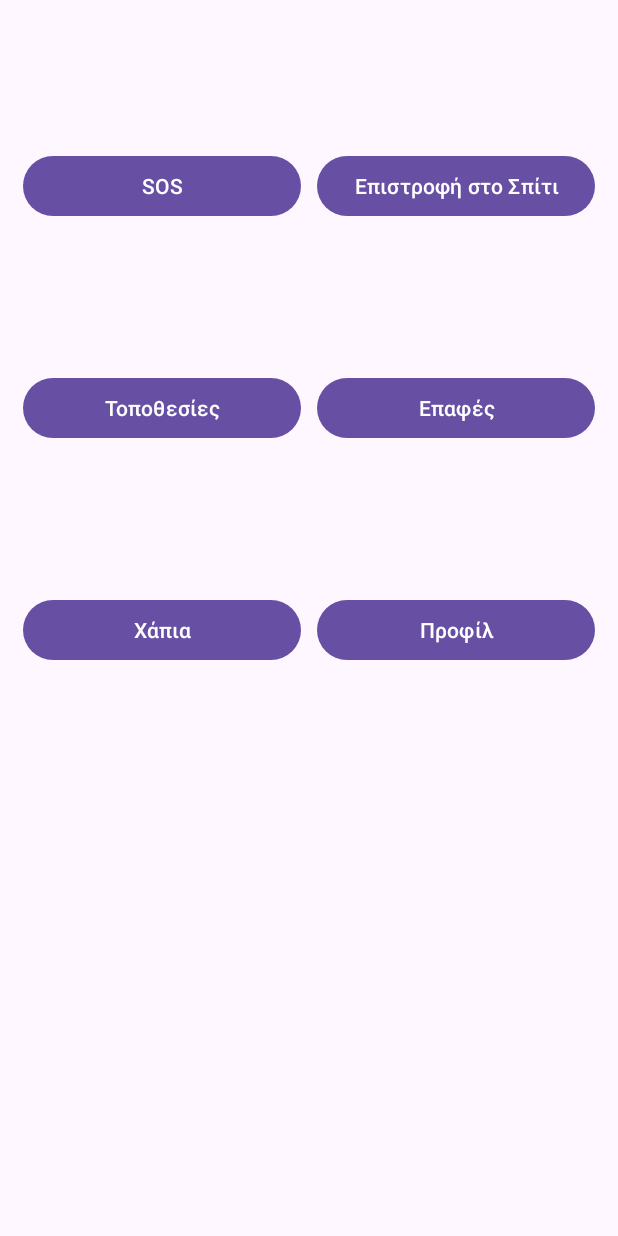
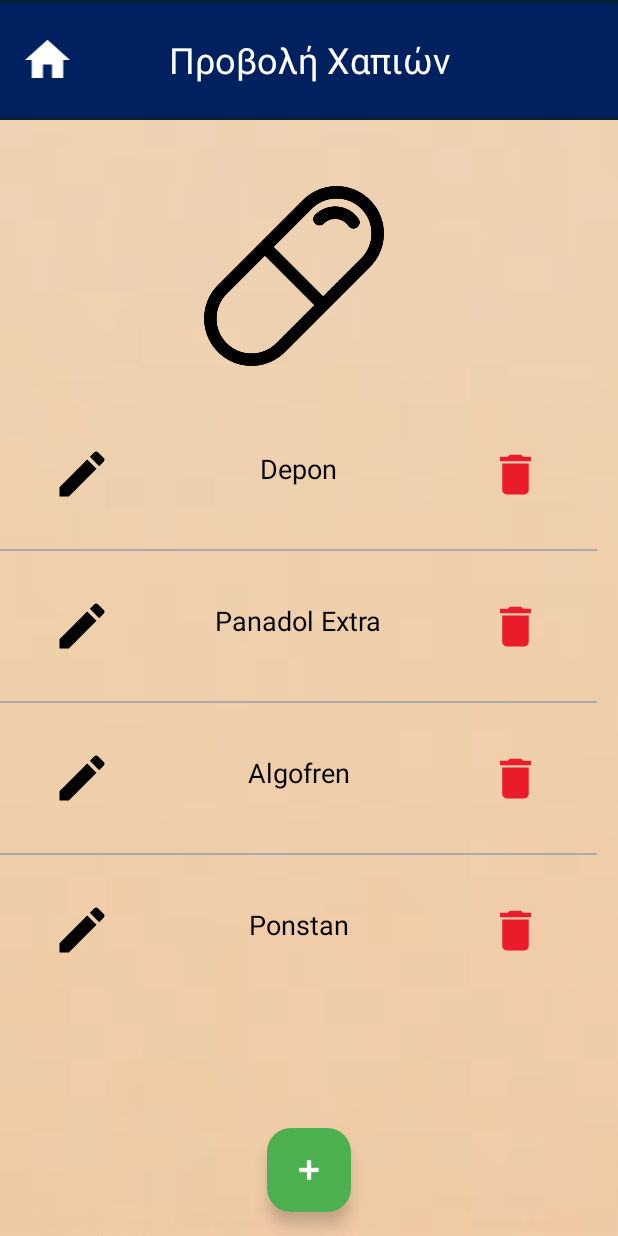
Before and after one commit to giwrgosor/HCI-HealthUp, an Android app: the MainMenuActivity screen opened directly, with no data from a screen before it, after a tap on "Χάπια", on a phone screen of 412 x 824 dp. Run offline under Robolectric (Android 15) with nearby library versions, the phone set to English and light mode, and no system bars.

Commit message:
display and delete pills

```diff
--- a/app/src/main/java/com/example/healthup/MainMenuActivity.java
+++ b/app/src/main/java/com/example/healthup/MainMenuActivity.java
@@ -10,6 +10,7 @@
 import com.example.healthup.Contacts.ContactsActivity;
 import com.example.healthup.Locations.LocationsActivity;
 import com.example.healthup.MemoryDAO.MemoryInitializer;
+import com.example.healthup.Pills.DisplayPillsActivity;
 import com.example.healthup.dao.Initializer;
 
 public class MainMenuActivity extends AppCompatActivity {
@@ -72,8 +73,9 @@
 
         pills_btn.setOnClickListener(new View.OnClickListener() {
             @Override
-            public void onClick(View view) {
-
+            public void onClick(View view) { // προσωρινα για να δω οτι δουλευει
+                Intent intent = new Intent(MainMenuActivity.this, DisplayPillsActivity.class);
+                startActivity(intent);
             }
         });
 
--- a/app/src/main/java/com/example/healthup/MemoryDAO/MemoryInitializer.java
+++ b/app/src/main/java/com/example/healthup/MemoryDAO/MemoryInitializer.java
@@ -3,16 +3,15 @@
 import com.example.healthup.dao.ContactsDAO;
 import com.example.healthup.dao.Initializer;
 import com.example.healthup.dao.LocationDAO;
+import com.example.healthup.dao.PillsDAO;
 import com.example.healthup.domain.Contact;
 import com.example.healthup.domain.Location;
+import com.example.healthup.domain.Pill;
 
 public class MemoryInitializer extends Initializer {
 
     @Override
     protected void eraseData() {
-//        for(Example example : getExampleDAO().findAll()){
-//              getExampleDAO().delete(example); }
-
         for(Location location: getLocationDAO().findAll()){
             getLocationDAO().delete(location);
         }
@@ -21,17 +20,22 @@
             getContactsDAO().delete(contact);
         }
 
+        for(Pill pill: getPillsDAO().findAll()){
+            getPillsDAO().delete(pill);
+        }
     }
 
-//    public ExampleDAO getExampleDAO(){
-//          return new ExampleMemoryDAO();}
-
+    @Override
     public LocationDAO getLocationDAO(){
         return new LocationMemoryDAO();
     }
 
+    @Override
     public ContactsDAO getContactsDAO(){
         return new ContactsMemoryDAO();
     }
 
+    public PillsDAO getPillsDAO(){
+        return new PillsMemoryDAO();
+    }
 }
--- /dev/null
+++ b/app/src/main/java/com/example/healthup/MemoryDAO/PillsMemoryDAO.java
@@ -0,0 +1,46 @@
+package com.example.healthup.MemoryDAO;
+
+import com.example.healthup.dao.PillsDAO;
+import com.example.healthup.domain.Pill;
+
+import java.util.ArrayList;
+
+public class PillsMemoryDAO implements PillsDAO {
+
+    protected static ArrayList<Pill> pills = new ArrayList<>();
+
+    @Override
+    public void save(Pill pill) {
+        pills.add(pill);
+    }
+
+    @Override
+    public void delete(Pill pill) {
+        pills.remove(pill);
+    }
+
+    @Override
+    public void editPill(Pill oldPill, Pill newPill) {
+        for (Pill p : pills) {
+            if (p.equals(oldPill)) {
+                p.changePillData(newPill);
+                break;
+            }
+        }
+    }
+
+    @Override
+    public ArrayList<Pill> findAll() {
+        return new ArrayList<>(pills);
+    }
+
+    @Override
+    public Pill findById(int id) {
+        for (Pill pill : pills) {
+            if (pill.getId() == id) {
+                return pill;
+            }
+        }
+        return null;
+    }
+}
--- a/app/src/main/java/com/example/healthup/Pills/DisplayPillsActivity.java
+++ b/app/src/main/java/com/example/healthup/Pills/DisplayPillsActivity.java
@@ -1,20 +1,79 @@
 package com.example.healthup.Pills;
 
+import android.content.Intent;
 import android.os.Bundle;
+import android.view.View;
+import android.widget.ImageView;
 
-import androidx.activity.EdgeToEdge;
 import androidx.appcompat.app.AppCompatActivity;
-import androidx.core.graphics.Insets;
-import androidx.core.view.ViewCompat;
-import androidx.core.view.WindowInsetsCompat;
+import androidx.recyclerview.widget.LinearLayoutManager;
+import androidx.recyclerview.widget.RecyclerView;
 
+import com.example.healthup.MainMenuActivity;
+import com.example.healthup.MemoryDAO.PillsMemoryDAO;
 import com.example.healthup.R;
+import com.example.healthup.dao.PillsDAO;
+import com.example.healthup.domain.Pill;
+import com.google.android.material.floatingactionbutton.FloatingActionButton;
+
+import java.util.List;
 
 public class DisplayPillsActivity extends AppCompatActivity {
+
+    private FloatingActionButton btn_addPill;
+    private ImageView btn_homePill;
+
+    private RecyclerView recyclerView;
+    private List<Pill> pillList;
+    private PillsRecyclerViewAdapter adapter;
+
+    private PillsDAO pillsDAO;
+    private Pill pill;
 
     @Override
     protected void onCreate(Bundle savedInstanceState) {
         super.onCreate(savedInstanceState);
         setContentView(R.layout.activity_display_pills);
+
+        btn_addPill = findViewById(R.id.addPillIcon);
+        btn_homePill = findViewById(R.id.homePill);
+
+        recyclerView = findViewById(R.id.pillsRecyclerView);
+        recyclerView.setLayoutManager(new LinearLayoutManager(this));
+
+        pillsDAO = new PillsMemoryDAO();
+        pillList = pillsDAO.findAll();
+
+        adapter = new PillsRecyclerViewAdapter(pillList, pillsDAO);
+        recyclerView.setAdapter(adapter);
+
+        int spacingPx = 32;
+        int grayColor = getResources().getColor(android.R.color.darker_gray);
+        recyclerView.addItemDecoration(new DividerItemDecoration(this, grayColor, spacingPx));
+
+
+        btn_addPill.setOnClickListener(new View.OnClickListener() {
+            @Override
+            public void onClick(View view) {
+                Intent intent = new Intent(DisplayPillsActivity.this, AddPillsActivity.class);
+                startActivity(intent);
+            }
+        });
+
+        btn_homePill.setOnClickListener(new View.OnClickListener() {
+            @Override
+            public void onClick(View view) {
+                Intent intent = new Intent(DisplayPillsActivity.this, MainMenuActivity.class);
+                startActivity(intent);
+            }
+        });
     }
+
+    protected void onResume() {
+        super.onResume();
+        pillList.clear();
+        pillList.addAll(pillsDAO.findAll());
+        adapter.notifyDataSetChanged();
+    }
+
 }
--- /dev/null
+++ b/app/src/main/java/com/example/healthup/Pills/DividerItemDecoration.java
@@ -0,0 +1,42 @@
+package com.example.healthup.Pills;
+
+import android.content.Context;
+import android.graphics.Canvas;
+import android.graphics.Paint;
+import android.graphics.Rect;
+import android.view.View;
+
+import androidx.annotation.NonNull;
+import androidx.recyclerview.widget.RecyclerView;
+
+public class DividerItemDecoration extends RecyclerView.ItemDecoration {
+
+    private final Paint paint;
+    private final int spacing;
+
+    public DividerItemDecoration(Context context, int color, int spacingPx) {
+        paint = new Paint();
+        paint.setColor(color);
+        paint.setStrokeWidth(2f);
+        this.spacing = spacingPx;
+    }
+
+    @Override
+    public void onDrawOver(@NonNull Canvas c, @NonNull RecyclerView parent, @NonNull RecyclerView.State state) {
+        int left = parent.getPaddingLeft();
+        int right = parent.getWidth() - parent.getPaddingRight();
+
+        int childCount = parent.getChildCount();
+        for (int i = 0; i < childCount - 1; i++) {
+            View child = parent.getChildAt(i);
+            float y = child.getBottom() + spacing / 2f;
+            c.drawLine(left, y, right, y, paint);
+        }
+    }
+
+    @Override
+    public void getItemOffsets(@NonNull Rect outRect, @NonNull View view,
+                               @NonNull RecyclerView parent, @NonNull RecyclerView.State state) {
+        outRect.bottom = spacing;
+    }
+}
--- /dev/null
+++ b/app/src/main/java/com/example/healthup/Pills/PillsRecyclerViewAdapter.java
@@ -0,0 +1,86 @@
+package com.example.healthup.Pills;
+
+import android.view.LayoutInflater;
+import android.view.View;
+import android.view.ViewGroup;
+import android.widget.ImageView;
+import android.widget.TextView;
+import android.widget.Toast;
+
+import androidx.appcompat.app.AlertDialog;
+
+import androidx.annotation.NonNull;
+import androidx.recyclerview.widget.RecyclerView;
+
+import com.example.healthup.R;
+import com.example.healthup.dao.PillsDAO;
+import com.example.healthup.domain.Pill;
+
+import java.util.List;
+
+public class PillsRecyclerViewAdapter extends RecyclerView.Adapter<PillsRecyclerViewAdapter.ViewHolder> {
+
+    private List<Pill> pills;
+    private PillsDAO pillsDAO;
+
+    public PillsRecyclerViewAdapter(List<Pill> pills, PillsDAO pillsDAO) {
+        this.pills = pills;
+        this.pillsDAO = pillsDAO;
+    }
+
+    public static class ViewHolder extends RecyclerView.ViewHolder {
+        TextView pillName;
+        ImageView pillListEdit, pillListDelete;
+
+        public ViewHolder(View itemView) {
+            super(itemView);
+            pillName = itemView.findViewById(R.id.pillListName);
+            pillListEdit = itemView.findViewById(R.id.pillListEdit);
+            pillListDelete = itemView.findViewById(R.id.pillListDelete);
+        }
+    }
+
+    @NonNull
+    @Override
+    public PillsRecyclerViewAdapter.ViewHolder onCreateViewHolder(@NonNull ViewGroup parent, int viewType) {
+        View view = LayoutInflater.from(parent.getContext())
+                .inflate(R.layout.pill_list_item, parent, false);
+        return new ViewHolder(view);
+    }
+
+    @Override
+    public void onBindViewHolder(@NonNull PillsRecyclerViewAdapter.ViewHolder holder, int position) {
+        Pill pill = pills.get(position);
+        holder.pillName.setText(pill.getName());
+
+        holder.pillListEdit.setOnClickListener(v -> {
+        });
+
+        holder.pillListDelete.setOnClickListener(v -> {
+            new AlertDialog.Builder(v.getContext())
+                    .setTitle("Επιβεβαίωση διαγραφής")
+                    .setMessage("Είστε σίγουρος ότι θέλετε να διαγράψετε το χάπι;")
+                    .setPositiveButton("Ναι", (dialog, which) -> {
+                        Pill pillToDelete = pills.get(position);
+                        pillsDAO.delete(pillToDelete);
+                        pills.remove(position);
+                        notifyItemRemoved(position);
+                        notifyItemRangeChanged(position, pills.size());
+                        Toast.makeText(v.getContext(), "Το χάπι διαγράφηκε", Toast.LENGTH_SHORT).show();
+                    })
+                    .setNegativeButton("Όχι", null)
+                    .show();
+        });
+
+    }
+
+    @Override
+    public int getItemCount() {
+        return pills.size();
+    }
+
+    public void updatePills(List<Pill> updatedList) {
+        this.pills = updatedList;
+        notifyDataSetChanged();
+    }
+}
--- a/app/src/main/java/com/example/healthup/dao/Initializer.java
+++ b/app/src/main/java/com/example/healthup/dao/Initializer.java
@@ -2,6 +2,7 @@
 
 import com.example.healthup.domain.Contact;
 import com.example.healthup.domain.Location;
+import com.example.healthup.domain.Pill;
 
 public abstract class Initializer {
     protected abstract void eraseData();
@@ -9,6 +10,7 @@
 //    public abstract ExampleDAO getExampleDAO();
     public abstract LocationDAO getLocationDAO();
     public abstract ContactsDAO getContactsDAO();
+    public abstract PillsDAO getPillsDAO();
 
 
     public void prepareData(){
@@ -29,6 +31,11 @@
         contactsDAO.save(new Contact("Ελένη", "6907777774"));
         contactsDAO.save(new Contact("Γιώργος", "6907777776"));
 
+        PillsDAO pillDAO = getPillsDAO();
+        pillDAO.save(new Pill("Depon"));
+        pillDAO.save(new Pill("Panadol Extra"));
+        pillDAO.save(new Pill("Algofren"));
+        pillDAO.save(new Pill("Ponstan"));
 
     }
 }
--- /dev/null
+++ b/app/src/main/java/com/example/healthup/dao/PillsDAO.java
@@ -0,0 +1,12 @@
+package com.example.healthup.dao;
+
+import com.example.healthup.domain.Pill;
+import java.util.ArrayList;
+
+public interface PillsDAO {
+    void save(Pill pill);
+    void delete(Pill pill);
+    void editPill(Pill oldPill, Pill newPill);
+    ArrayList<Pill> findAll();
+    Pill findById(int id);
+}
--- /dev/null
+++ b/app/src/main/java/com/example/healthup/domain/Pill.java
@@ -0,0 +1,48 @@
+package com.example.healthup.domain;
+
+import java.util.Objects;
+
+public class Pill {
+    private String name;
+    private int id;
+    private static int counter = 0;
+
+    public Pill(String name) {
+        this.name = name;
+        this.id = ++counter;
+    }
+
+    public Pill(int id, String name) {
+        this.name = name;
+        this.id = id;
+    }
+
+    public String getName() {
+        return name;
+    }
+
+    public int getId() {
+        return id;
+    }
+
+    public void setName(String name) {
+        this.name = name;
+    }
+
+    public void changePillData(Pill newPill) {
+        this.name = newPill.getName();
+    }
+
+    @Override
+    public boolean equals(Object o) {
+        if (this == o) return true;
+        if (!(o instanceof Pill)) return false;
+        Pill pill = (Pill) o;
+        return Objects.equals(name, pill.name);
+    }
+
+    @Override
+    public int hashCode() {
+        return Objects.hash(name);
+    }
+}
--- a/app/src/main/res/layout/activity_display_pills.xml
+++ b/app/src/main/res/layout/activity_display_pills.xml
@@ -4,7 +4,81 @@
     xmlns:tools="http://schemas.android.com/tools"
     android:id="@+id/main"
     android:layout_width="match_parent"
-    android:layout_height="match_parent"
-    tools:context=".Pills.DisplayPillsActivity">
+    android:layout_height="match_parent">
+
+    <ImageView
+        android:id="@+id/imageView2"
+        android:layout_width="0dp"
+        android:layout_height="0dp"
+        android:scaleType="centerCrop"
+        app:layout_constraintBottom_toBottomOf="parent"
+        app:layout_constraintEnd_toEndOf="parent"
+        app:layout_constraintHorizontal_bias="0.0"
+        app:layout_constraintStart_toStartOf="parent"
+        app:layout_constraintTop_toTopOf="parent"
+        app:layout_constraintVertical_bias="0.0"
+        app:srcCompat="@drawable/medicines" />
+
+    <ImageView
+        android:id="@+id/imageView3"
+        android:layout_width="0dp"
+        android:layout_height="80dp"
+        android:scaleType="centerCrop"
+        app:layout_constraintEnd_toEndOf="parent"
+        app:layout_constraintStart_toStartOf="parent"
+        app:layout_constraintTop_toTopOf="parent"
+        app:srcCompat="@drawable/imagebasic" />
+
+
+    <TextView
+        android:id="@+id/textView"
+        android:layout_width="wrap_content"
+        android:layout_height="wrap_content"
+        android:layout_marginTop="23dp"
+        android:text="Προβολή Χαπιών"
+        android:textColor="@color/white"
+        android:textSize="24sp"
+        app:layout_constraintTop_toTopOf="@+id/imageView2"
+        app:layout_constraintStart_toStartOf="parent"
+        app:layout_constraintEnd_toEndOf="parent" />
+
+    <ImageView
+        android:id="@+id/homePill"
+        android:layout_width="63dp"
+        android:layout_height="36dp"
+        android:layout_marginTop="22dp"
+        app:layout_constraintStart_toStartOf="parent"
+        app:layout_constraintTop_toTopOf="parent"
+        app:srcCompat="@drawable/home" />
+
+    <ImageView
+        android:id="@+id/imageView4"
+        android:layout_width="120dp"
+        android:layout_height="120dp"
+        android:layout_marginStart="136dp"
+        android:layout_marginTop="124dp"
+        app:layout_constraintStart_toStartOf="parent"
+        app:layout_constraintTop_toTopOf="@+id/imageView2"
+        app:srcCompat="@drawable/pill" />
+
+    <androidx.recyclerview.widget.RecyclerView
+        android:id="@+id/pillsRecyclerView"
+        android:layout_width="398dp"
+        android:layout_height="410dp"
+        android:layout_marginTop="32dp"
+        app:layout_constraintStart_toStartOf="parent"
+        app:layout_constraintTop_toBottomOf="@+id/imageView4" />
+
+    <com.google.android.material.floatingactionbutton.FloatingActionButton
+        android:id="@+id/addPillIcon"
+        android:layout_width="wrap_content"
+        android:layout_height="wrap_content"
+        android:layout_marginBottom="16dp"
+        app:backgroundTint="@color/green"
+        app:tint="@color/white"
+        app:srcCompat="@android:drawable/ic_input_add"
+        app:layout_constraintBottom_toBottomOf="parent"
+        app:layout_constraintStart_toStartOf="parent"
+        app:layout_constraintEnd_toEndOf="parent" />
 
 </androidx.constraintlayout.widget.ConstraintLayout>
--- /dev/null
+++ b/app/src/main/res/layout/pill_list_item.xml
@@ -0,0 +1,44 @@
+<?xml version="1.0" encoding="utf-8"?>
+<androidx.constraintlayout.widget.ConstraintLayout xmlns:android="http://schemas.android.com/apk/res/android"
+    xmlns:app="http://schemas.android.com/apk/res-auto"
+    xmlns:tools="http://schemas.android.com/tools"
+    android:id="@+id/main"
+    android:layout_width="match_parent"
+    android:layout_height="80dp">
+
+
+    <TextView
+        android:id="@+id/pillListName"
+        android:layout_width="180dp"
+        android:layout_height="30dp"
+        android:layout_marginTop="24dp"
+        android:text="TextView"
+        android:textAlignment="center"
+        android:textColor="@color/black"
+        android:textSize="18sp"
+        app:layout_constraintEnd_toEndOf="parent"
+        app:layout_constraintHorizontal_bias="0.497"
+        app:layout_constraintStart_toStartOf="parent"
+        app:layout_constraintTop_toTopOf="parent" />
+
+    <ImageView
+        android:id="@+id/pillListDelete"
+        android:layout_width="35dp"
+        android:layout_height="35dp"
+        app:layout_constraintBottom_toBottomOf="parent"
+        app:layout_constraintEnd_toEndOf="parent"
+        app:layout_constraintStart_toEndOf="@+id/pillListName"
+        app:layout_constraintTop_toTopOf="parent"
+        app:srcCompat="@drawable/delete" />
+
+    <ImageView
+        android:id="@+id/pillListEdit"
+        android:layout_width="40dp"
+        android:layout_height="40dp"
+        app:layout_constraintBottom_toBottomOf="parent"
+        app:layout_constraintEnd_toStartOf="@+id/pillListName"
+        app:layout_constraintStart_toStartOf="parent"
+        app:layout_constraintTop_toTopOf="parent"
+        app:srcCompat="@drawable/edit" />
+
+</androidx.constraintlayout.widget.ConstraintLayout>
```
Also changed, not shown: app/src/main/res/drawable/pill.png (added).
